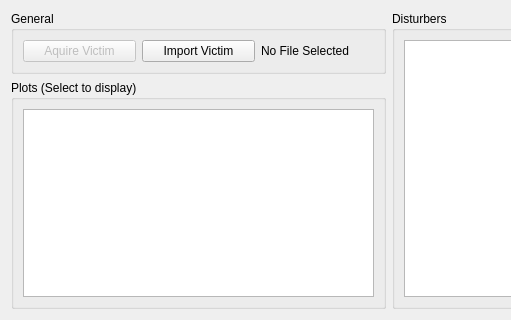
First picture: the form in UI/alienWidget.ui, repository Belden-Montreal/SNP-Cable-Analyser, before the edit; both pictures show x 0 to 511 and y 0 to 320 of the 790 by 320 pixel window.
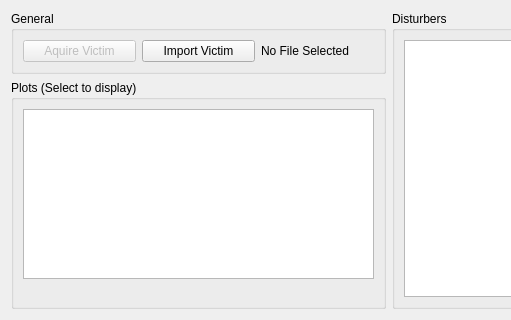
Second picture: the form after the edit.

Commit message: alien excel report

```diff
--- a/UI/alienWidget.ui
+++ b/UI/alienWidget.ui
@@ -74,6 +74,19 @@
             <item row="0" column="0">
              <widget class="QListWidget" name="plotList"/>
             </item>
+            <item row="1" column="0">
+             <spacer name="verticalSpacer">
+              <property name="orientation">
+               <enum>Qt::Vertical</enum>
+              </property>
+              <property name="sizeHint" stdset="0">
+               <size>
+                <width>20</width>
+                <height>40</height>
+               </size>
+              </property>
+             </spacer>
+            </item>
            </layout>
           </widget>
          </item>
```
The commit also changes 13 other files.
